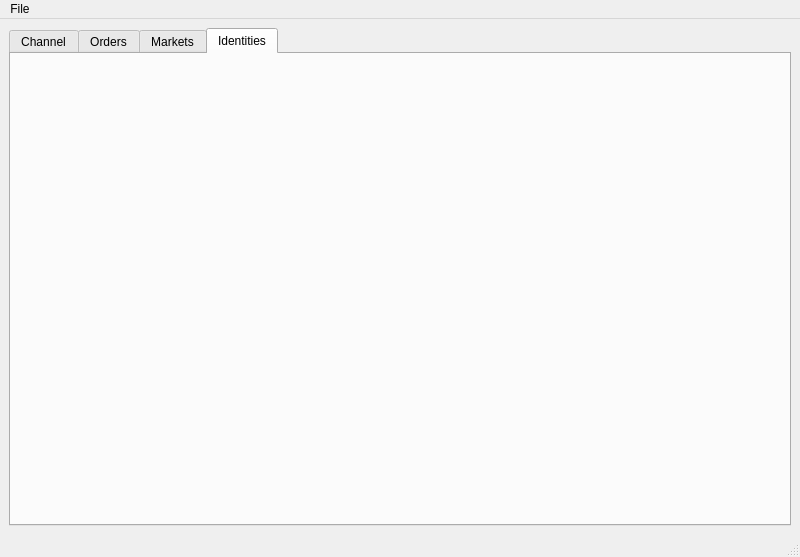
Old version of the form qtui/metamarket-qt.ui in the repository metamarcdw/metamarket.
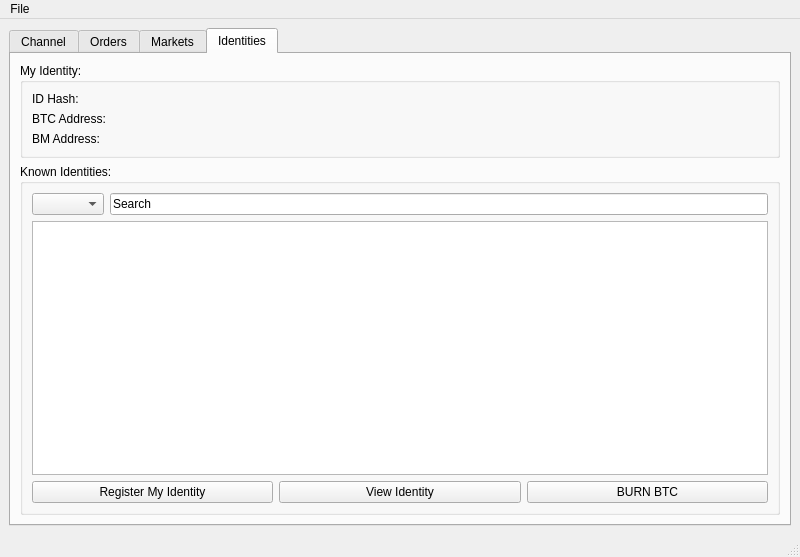
New version of the form. The open tabs and pages were chosen to show the change.

Commit message: Add widgets to Identity tab in metamarket-qt.ui

```diff
--- a/qtui/metamarket-qt.ui
+++ b/qtui/metamarket-qt.ui
@@ -168,6 +168,104 @@
        <attribute name="title">
         <string>Identities</string>
        </attribute>
+       <layout class="QGridLayout" name="gridLayout_10">
+        <item row="0" column="0">
+         <layout class="QVBoxLayout" name="verticalLayout_6">
+          <item>
+           <widget class="QGroupBox" name="ident_myid_groupbox">
+            <property name="title">
+             <string>My Identity:</string>
+            </property>
+            <layout class="QGridLayout" name="gridLayout_9">
+             <item row="0" column="0">
+              <layout class="QVBoxLayout" name="verticalLayout_5">
+               <item>
+                <widget class="QLabel" name="ident_myid_label">
+                 <property name="text">
+                  <string>ID Hash: </string>
+                 </property>
+                </widget>
+               </item>
+               <item>
+                <widget class="QLabel" name="ident_btcaddr_label">
+                 <property name="text">
+                  <string>BTC Address: </string>
+                 </property>
+                </widget>
+               </item>
+               <item>
+                <widget class="QLabel" name="ident_bmaddr_label">
+                 <property name="text">
+                  <string>BM Address: </string>
+                 </property>
+                </widget>
+               </item>
+              </layout>
+             </item>
+            </layout>
+           </widget>
+          </item>
+          <item>
+           <widget class="QGroupBox" name="ident_groupbox">
+            <property name="title">
+             <string>Known Identities:</string>
+            </property>
+            <layout class="QGridLayout" name="gridLayout_8">
+             <item row="0" column="0">
+              <layout class="QVBoxLayout" name="verticalLayout_4">
+               <item>
+                <layout class="QHBoxLayout" name="horizontalLayout_5">
+                 <item>
+                  <widget class="QComboBox" name="ident_market_combobox"/>
+                 </item>
+                 <item>
+                  <widget class="QLineEdit" name="ident_search_lineedit">
+                   <property name="text">
+                    <string>Search</string>
+                   </property>
+                  </widget>
+                 </item>
+                </layout>
+               </item>
+               <item>
+                <widget class="QTreeView" name="ident_treeview"/>
+               </item>
+               <item>
+                <layout class="QHBoxLayout" name="horizontalLayout_4">
+                 <item>
+                  <widget class="QPushButton" name="ident_reg_button">
+                   <property name="text">
+                    <string>Register My Identity</string>
+                   </property>
+                  </widget>
+                 </item>
+                 <item>
+                  <widget class="QPushButton" name="ident_view_button">
+                   <property name="text">
+                    <string>View Identity</string>
+                   </property>
+                  </widget>
+                 </item>
+                 <item>
+                  <widget class="QPushButton" name="ident_burn_button">
+                   <property name="text">
+                    <string>BURN BTC</string>
+                   </property>
+                  </widget>
+                 </item>
+                </layout>
+               </item>
+              </layout>
+             </item>
+            </layout>
+           </widget>
+          </item>
+         </layout>
+        </item>
+       </layout>
+       <zorder>ident_groupbox</zorder>
+       <zorder>ident_treeview</zorder>
+       <zorder>ident_myid_groupbox</zorder>
       </widget>
      </widget>
     </item>
```
Left out of the diff: 4 changed lines with no effect on the pictures.
